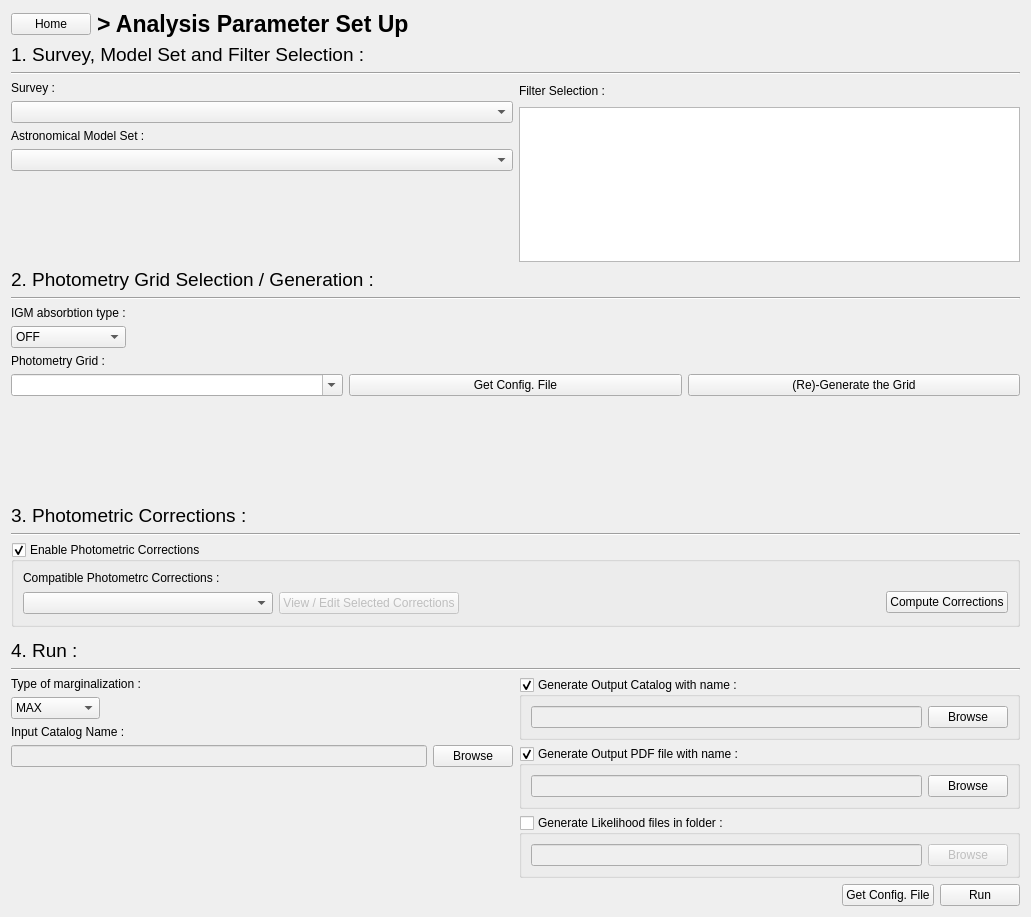
Qt form PhzQtUI/auxdir/PhzQtUI/FormAnalysis.ui (astrorama/Phosphoros) before a commit.
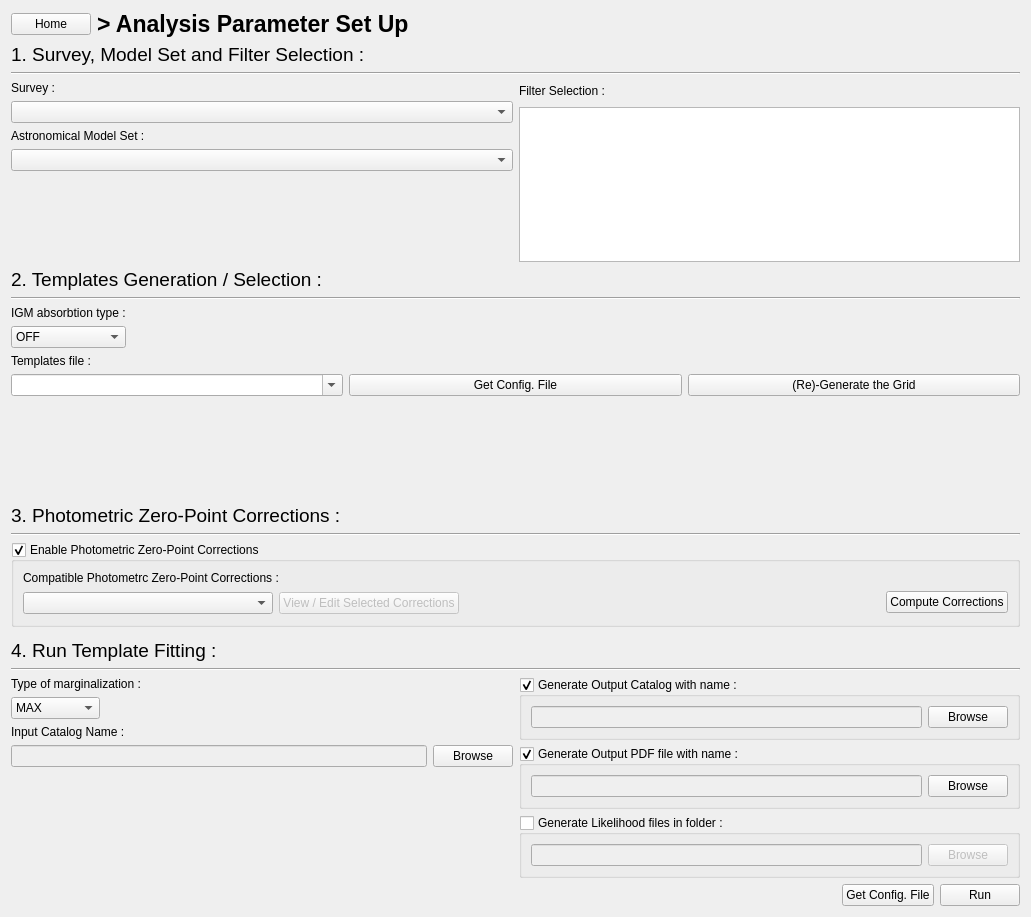
The same form after that commit.

```diff
--- a/PhzQtUI/auxdir/PhzQtUI/FormAnalysis.ui
+++ b/PhzQtUI/auxdir/PhzQtUI/FormAnalysis.ui
@@ -192,7 +192,7 @@
       </font>
      </property>
      <property name="text">
-      <string>2. Photometry Grid Selection / Generation :</string>
+      <string>2. Templates Generation / Selection :</string>
      </property>
     </widget>
    </item>
@@ -252,7 +252,7 @@
        <item>
         <widget class="QLabel" name="label_23">
          <property name="text">
-          <string>Photometry Grid :</string>
+          <string>Templates file :</string>
          </property>
         </widget>
        </item>
@@ -342,7 +342,7 @@
       </font>
      </property>
      <property name="text">
-      <string>3. Photometric Corrections :</string>
+      <string>3. Photometric Zero-Point Corrections :</string>
      </property>
     </widget>
    </item>
@@ -359,7 +359,7 @@
       <bool>true</bool>
      </property>
      <property name="title">
-      <string>Enable Photometric Corrections </string>
+      <string>Enable Photometric Zero-Point Corrections </string>
      </property>
      <property name="flat">
       <bool>true</bool>
@@ -371,7 +371,7 @@
       <item>
        <widget class="QLabel" name="label_28">
         <property name="text">
-         <string>Compatible Photometrc Corrections :</string>
+         <string>Compatible Photometrc Zero-Point Corrections :</string>
         </property>
        </widget>
       </item>
@@ -481,7 +481,7 @@
       </font>
      </property>
      <property name="text">
-      <string>4. Run :</string>
+      <string>4. Run Template Fitting :</string>
      </property>
     </widget>
    </item>
```
